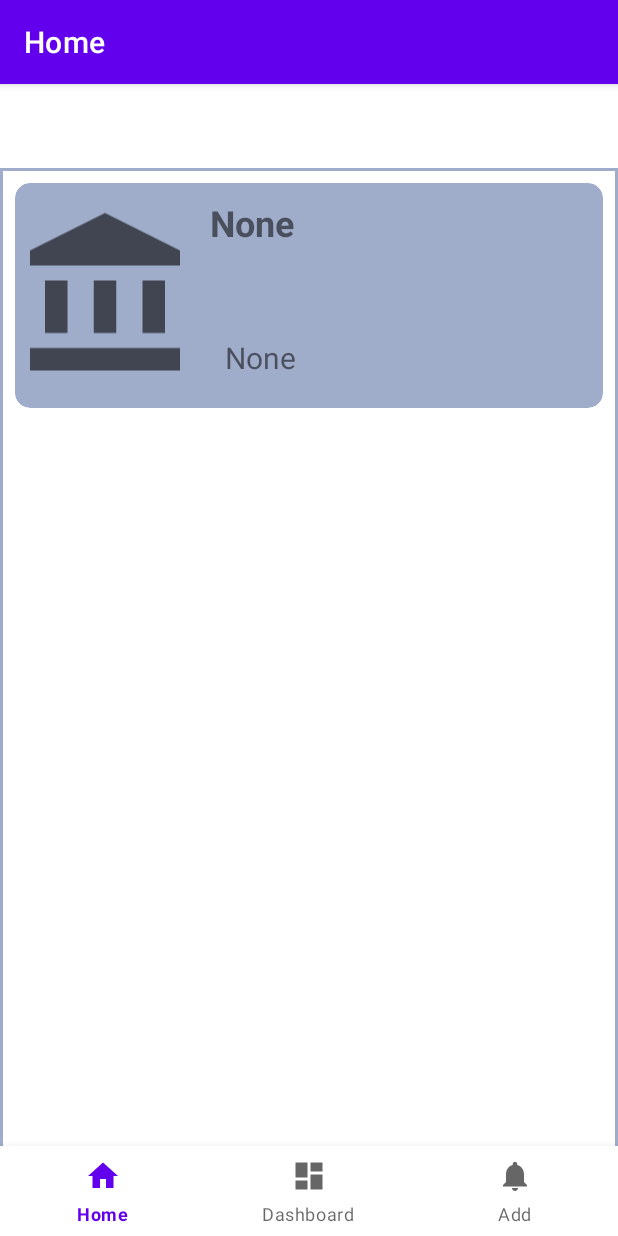
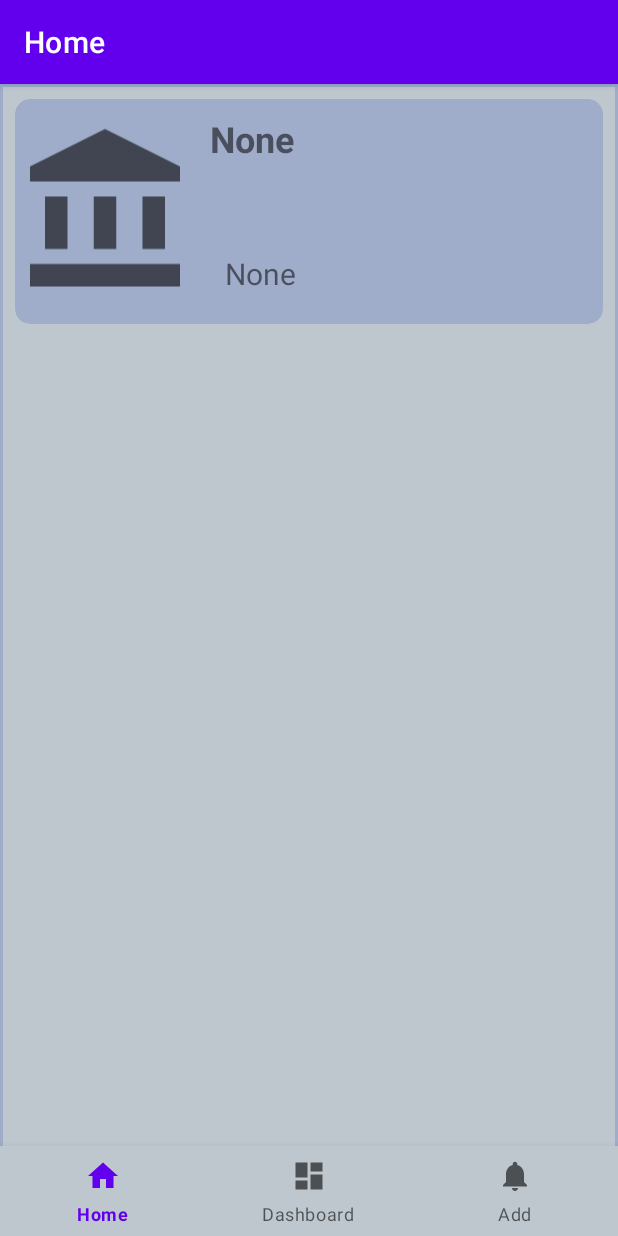
Before and after one commit to Deepakkumar827/QuizApp, an Android app: the screen it shows after launch (MainActivity), on a phone screen of 412 x 824 dp. Run offline under Robolectric (Android 15) with nearby library versions, the phone set to English and light mode, and no system bars; our stand-ins replace navigation-ui.

Commit message:
some minor changes

```diff
--- a/app/src/main/AndroidManifest.xml
+++ b/app/src/main/AndroidManifest.xml
@@ -8,7 +8,7 @@
         android:label="@string/app_name"
         android:roundIcon="@mipmap/ic_launcher_round"
         android:supportsRtl="true"
-        android:theme="@style/Theme.QuizApp">
+        android:theme="@style/Theme.newTheme_full_scr">
         <activity
             android:name=".ui.user.ShowResultActivity"
             android:exported="false" />
@@ -25,6 +25,8 @@
             android:name=".ui.user.QuizDashboard"
             android:exported="false" />
         <activity
+            android:theme="@style/Theme.QuizApp"
+
             android:name=".MainActivity"
             android:exported="true"
             android:label="@string/app_name">
--- a/app/src/main/res/layout/activity_main.xml
+++ b/app/src/main/res/layout/activity_main.xml
@@ -7,8 +7,8 @@
 
     android:layout_width="match_parent"
     android:layout_height="match_parent"
-    android:paddingTop="?attr/actionBarSize"
     tools:context=".MainActivity">
+<!--    android:paddingTop="?attr/actionBarSize"-->
 
     <com.google.android.material.bottomnavigation.BottomNavigationView
         android:id="@+id/nav_view"
--- a/app/src/main/res/values-night/themes.xml
+++ b/app/src/main/res/values-night/themes.xml
@@ -9,9 +9,31 @@
         <item name="colorSecondary">@color/teal_200</item>
         <item name="colorSecondaryVariant">@color/teal_200</item>
         <item name="colorOnSecondary">@color/black</item>
+
         <!-- Status bar color. -->
-        <item name="android:statusBarColor" tools:targetApi="l">?attr/colorPrimaryVariant</item>
+<!--        <item name="android:statusBarColor" tools:targetApi="l">?attr/colorPrimaryVariant</item>-->
         <!-- Customize your theme here. -->
+
+        <item name="android:windowBackground">@color/default_window_background_color_night</item>
+
+
+    </style>
+
+    <style name="Theme.newTheme_full_scr" parent="Theme.MaterialComponents.Light.NoActionBar">
+        <!-- Primary brand color. -->
+        <item name="colorPrimary">@color/default_background_color</item>
+        <item name="colorPrimaryVariant">@color/purple_700</item>
+        <item name="colorOnPrimary">@color/black</item>
+        <!-- Secondary brand color. -->
+        <item name="colorSecondary">@color/teal_200</item>
+        <item name="colorSecondaryVariant">@color/teal_700</item>
+        <item name="colorOnSecondary">#685252</item>
+        <!-- Status bar color. -->
+        <!--        <item name="android:statusBarColor" tools:targetApi="l">?attr/colorPrimaryVariant</item>-->
+        <!-- Customize your theme here. -->
+        <item name="android:windowBackground">@color/default_window_background_color_night</item>
+
+
 
     </style>
 </resources>
--- a/app/src/main/res/values/colors.xml
+++ b/app/src/main/res/values/colors.xml
@@ -12,6 +12,8 @@
     <color name="lightblue">#9FACCA</color>
     <color name="lightyellow">#D6D4A9</color>
     <color name="default_background_color">#6E8059</color>
+    <color name="default_window_background_color_day">#BEC7CD</color>
+    <color name="default_window_background_color_night">#A6EAE1E1</color>
     <color name="red_color">#AC3131</color>
     <color name="green_color">#236E23</color>
     <color name="blue_color">#1A1A9E</color>
--- a/app/src/main/res/values/themes.xml
+++ b/app/src/main/res/values/themes.xml
@@ -10,9 +10,28 @@
         <item name="colorSecondaryVariant">@color/teal_700</item>
         <item name="colorOnSecondary">#685252</item>
         <!-- Status bar color. -->
-        <item name="android:statusBarColor" tools:targetApi="l">?attr/colorPrimaryVariant</item>
+        <!--        <item name="android:statusBarColor" tools:targetApi="l">?attr/colorPrimaryVariant</item>-->
         <!-- Customize your theme here. -->
+        <item name="android:windowBackground">@color/default_window_background_color_day</item>
 
 
     </style>
+
+    <style name="Theme.newTheme_full_scr" parent="Theme.MaterialComponents.Light.NoActionBar">
+        <!-- Primary brand color. -->
+        <item name="colorPrimary">@color/default_background_color</item>
+        <item name="colorPrimaryVariant">@color/purple_700</item>
+        <item name="colorOnPrimary">@color/white</item>
+        <!-- Secondary brand color. -->
+        <item name="colorSecondary">@color/teal_200</item>
+        <item name="colorSecondaryVariant">@color/teal_700</item>
+        <item name="colorOnSecondary">#685252</item>
+        <!-- Status bar color. -->
+        <!--        <item name="android:statusBarColor" tools:targetApi="l">?attr/colorPrimaryVariant</item>-->
+        <!-- Customize your theme here. -->
+        <item name="android:windowBackground">@color/default_window_background_color_night</item>
+
+
+    </style>
+
 </resources>
```
